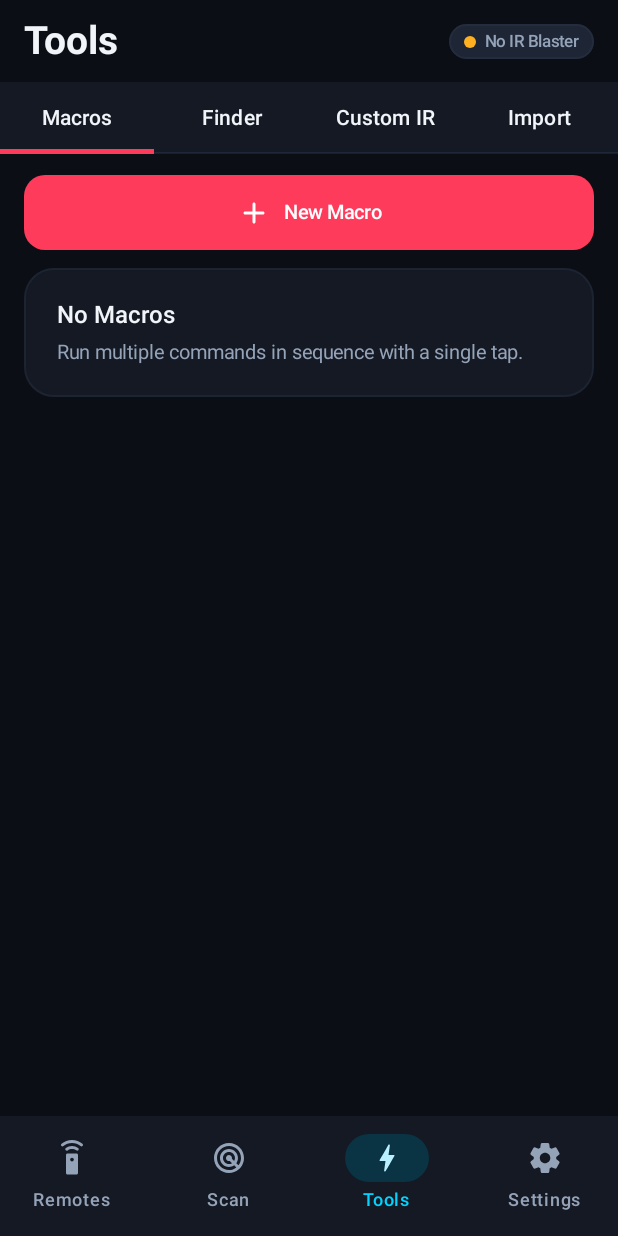
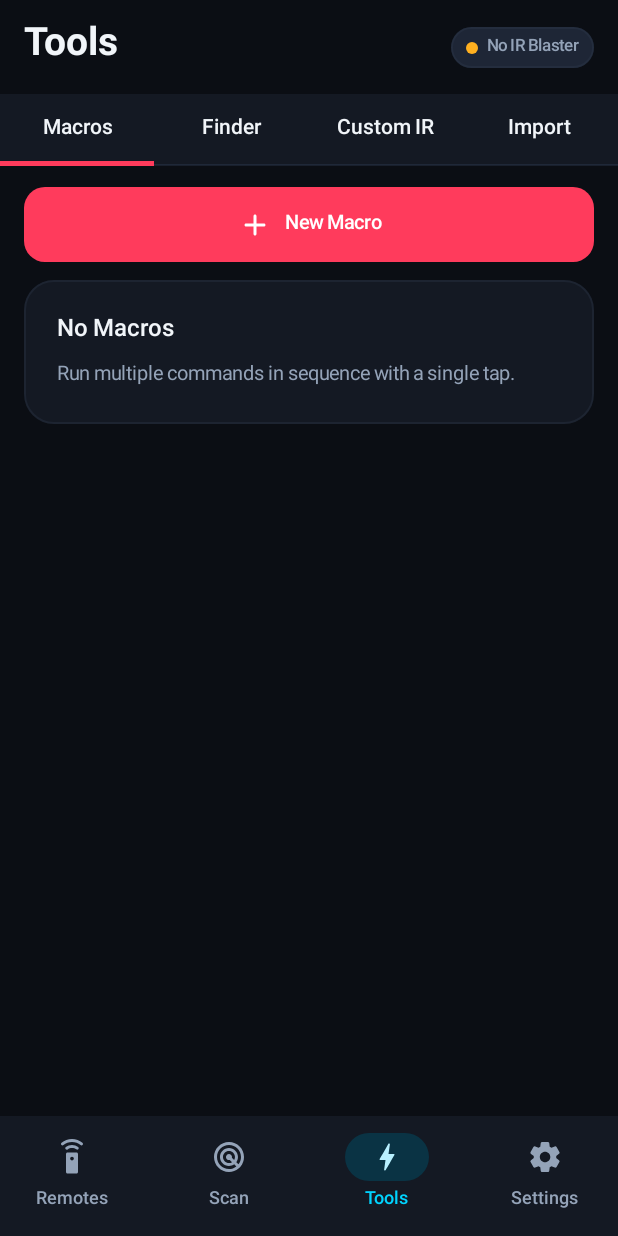
Before and after one commit to solom185/PulseIR, an Android app built with Jetpack Compose: the screen it shows after launch (MainActivity), item 3 of the bottom bar chosen, on a phone screen of 412 x 824 dp. Run offline under Robolectric (Android 15) with nearby library versions, the phone set to English and light mode, and no system bars; network calls fail.

Commit message:
Add TheYearofHandicrafts full font family and v1.1.0 polish fixes

```diff
--- a/app/src/main/AndroidManifest.xml
+++ b/app/src/main/AndroidManifest.xml
@@ -20,13 +20,13 @@
         android:label="@string/app_name"
         android:roundIcon="@mipmap/ic_launcher_round"
         android:supportsRtl="true"
-        android:theme="@style/Theme.PulseIR"
-        android:windowSoftInputMode="adjustResize">
+        android:theme="@style/Theme.PulseIR">
 
         <activity
             android:name=".MainActivity"
             android:exported="true"
-            android:launchMode="singleTop">
+            android:launchMode="singleTop"
+            android:windowSoftInputMode="adjustResize">
             <intent-filter>
                 <action android:name="android.intent.action.MAIN" />
                 <category android:name="android.intent.category.LAUNCHER" />
--- a/app/src/main/java/com/pulseir/remote/data/CatalogRepository.kt
+++ b/app/src/main/java/com/pulseir/remote/data/CatalogRepository.kt
@@ -35,11 +35,18 @@ class CatalogRepository(context: Context) {
                 appContext.getDatabasePath("pulseir_catalog_v1.db").delete()
                 dbFile.parentFile?.mkdirs()
                 val tmp = File(dbFile.parentFile, "$DB_FILENAME.tmp")
-                val assetStream = runCatching {
-                    GZIPInputStream(BufferedInputStream(appContext.assets.open(ASSET_DB_GZ_NAME), 64 * 1024))
+                val rawStream = runCatching {
+                    appContext.assets.open(ASSET_DB_GZ_NAME)
                 }.getOrElse {
                     appContext.assets.open(ASSET_DB_NAME)
                 }
+                val buffered = BufferedInputStream(rawStream, 64 * 1024)
+                buffered.mark(2)
+                val b0 = buffered.read()
+                val b1 = buffered.read()
+                buffered.reset()
+                val isGzip = (b0 == 0x1F && b1 == 0x8B)
+                val assetStream = if (isGzip) GZIPInputStream(buffered) else buffered
                 assetStream.use { assetIn ->
                     FileOutputStream(tmp).use { out ->
                         assetIn.copyTo(out, bufferSize = 64 * 1024)
--- a/app/src/main/java/com/pulseir/remote/ui/screens/HomeScreen.kt
+++ b/app/src/main/java/com/pulseir/remote/ui/screens/HomeScreen.kt
@@ -111,7 +111,7 @@ fun HomeScreen(
     var showNewCustomDialog by remember { mutableStateOf(false) }
     var editingDevice by remember { mutableStateOf<SavedDevice?>(null) }
     var runningMacroId by remember { mutableStateOf<String?>(null) }
-    var catalogStats by remember { mutableStateOf(1952 to 35927) }
+    var catalogStats by remember { mutableStateOf(6031 to 182000) }
 
     LaunchedEffect(Unit) {
         runCatching { catalogStats = catalogRepository.getCatalogStats() }
@@ -340,13 +340,16 @@ fun HomeScreen(
                                         if (runningMacroId != null) return@QuickMacroChip
                                         scope.launch(Dispatchers.IO) {
                                             runningMacroId = macro.id
-                                            for (step in macro.steps) {
-                                                when (step) {
-                                                    is MacroStep.SendIr -> irTransmitter.transmitBlocking(step.signal, step.label, performHaptic = true)
-                                                    is MacroStep.Delay -> delay(step.delayMs)
+                                            try {
+                                                for (step in macro.steps) {
+                                                    when (step) {
+                                                        is MacroStep.SendIr -> irTransmitter.transmitBlocking(step.signal, step.label, performHaptic = true)
+                                                        is MacroStep.Delay -> delay(step.delayMs)
+                                                    }
                                                 }
+                                            } finally {
+                                                runningMacroId = null
                                             }
-                                            runningMacroId = null
                                         }
                                     },
                                 )
--- a/app/src/main/java/com/pulseir/remote/ui/screens/SettingsScreen.kt
+++ b/app/src/main/java/com/pulseir/remote/ui/screens/SettingsScreen.kt
@@ -53,6 +53,7 @@ import androidx.compose.ui.graphics.vector.ImageVector
 import androidx.compose.ui.platform.LocalContext
 import androidx.compose.ui.res.stringResource
 import androidx.compose.ui.unit.dp
+import com.pulseir.remote.BuildConfig
 import com.pulseir.remote.R
 import com.pulseir.remote.data.AppLanguage
 import com.pulseir.remote.data.AppPreferences
@@ -343,14 +344,25 @@ fun SettingsScreen(
         item {
             SettingsCard(title = stringResource(R.string.settings_about), icon = Icons.Rounded.Info) {
                 Row(
+                    modifier = Modifier.fillMaxWidth(),
+                    horizontalArrangement = Arrangement.SpaceBetween,
                     verticalAlignment = Alignment.CenterVertically,
-                    horizontalArrangement = Arrangement.spacedBy(8.dp),
                 ) {
-                    Icon(Icons.Rounded.WifiOff, contentDescription = null, tint = PulseColors.Emerald, modifier = Modifier.size(18.dp))
+                    Row(
+                        verticalAlignment = Alignment.CenterVertically,
+                        horizontalArrangement = Arrangement.spacedBy(8.dp),
+                    ) {
+                        Icon(Icons.Rounded.WifiOff, contentDescription = null, tint = PulseColors.Emerald, modifier = Modifier.size(18.dp))
+                        Text(
+                            text = stringResource(R.string.zero_internet_badge),
+                            style = MaterialTheme.typography.labelLarge,
+                            color = PulseColors.Emerald,
+                        )
+                    }
                     Text(
-                        text = stringResource(R.string.zero_internet_badge),
-                        style = MaterialTheme.typography.labelLarge,
-                        color = PulseColors.Emerald,
+                        text = "${stringResource(R.string.app_name)} v${BuildConfig.VERSION_NAME}",
+                        style = MaterialTheme.typography.labelSmall,
+                        color = MaterialTheme.colorScheme.onSurfaceVariant,
                     )
                 }
                 Text(
--- a/app/src/main/java/com/pulseir/remote/ui/theme/Theme.kt
+++ b/app/src/main/java/com/pulseir/remote/ui/theme/Theme.kt
@@ -11,10 +11,14 @@ import androidx.compose.material3.lightColorScheme
 import androidx.compose.runtime.Composable
 import androidx.compose.ui.graphics.Color
 import androidx.compose.ui.platform.LocalContext
+import androidx.compose.ui.text.PlatformTextStyle
 import androidx.compose.ui.text.TextStyle
+import androidx.compose.ui.text.font.Font
 import androidx.compose.ui.text.font.FontFamily
 import androidx.compose.ui.text.font.FontWeight
+import androidx.compose.ui.text.style.LineHeightStyle
 import androidx.compose.ui.unit.sp
+import com.pulseir.remote.R
 import com.pulseir.remote.data.ThemeMode
 
 object PulseColors {
@@ -93,49 +97,50 @@ private val CrispLightScheme = lightColorScheme(
     outlineVariant = Color(0xFFE2E8F0),
 )
 
+val PulseFontFamily = FontFamily(
+    Font(R.font.year_of_handicrafts_regular, FontWeight.Normal),
+    Font(R.font.year_of_handicrafts_medium, FontWeight.Medium),
+    Font(R.font.year_of_handicrafts_semibold, FontWeight.SemiBold),
+    Font(R.font.year_of_handicrafts_bold, FontWeight.Bold),
+    Font(R.font.year_of_handicrafts_black, FontWeight.ExtraBold),
+    Font(R.font.year_of_handicrafts_black, FontWeight.Black),
+)
+
+private val PulsePlatformStyle = PlatformTextStyle(includeFontPadding = false)
+private val PulseLineHeightStyle = LineHeightStyle(
+    alignment = LineHeightStyle.Alignment.Center,
+    trim = LineHeightStyle.Trim.None,
+)
+
+private fun pulseStyle(
+    weight: FontWeight,
+    sizeSp: Int,
+    lineHeightSp: Int,
+): TextStyle = TextStyle(
+    fontFamily = PulseFontFamily,
+    fontWeight = weight,
+    fontSize = sizeSp.sp,
+    lineHeight = lineHeightSp.sp,
+    platformStyle = PulsePlatformStyle,
+    lineHeightStyle = PulseLineHeightStyle,
+)
+
 val PulseTypography = Typography(
-    headlineMedium = TextStyle(
-        fontFamily = FontFamily.SansSerif,
-        fontWeight = FontWeight.Bold,
-        fontSize = 26.sp,
-        lineHeight = 32.sp,
-    ),
-    titleLarge = TextStyle(
-        fontFamily = FontFamily.SansSerif,
-        fontWeight = FontWeight.Bold,
-        fontSize = 20.sp,
-        lineHeight = 26.sp,
-    ),
-    titleMedium = TextStyle(
-        fontFamily = FontFamily.SansSerif,
-        fontWeight = FontWeight.SemiBold,
-        fontSize = 16.sp,
-        lineHeight = 22.sp,
-    ),
-    bodyLarge = TextStyle(
-        fontFamily = FontFamily.SansSerif,
-        fontWeight = FontWeight.Normal,
-        fontSize = 15.sp,
-        lineHeight = 22.sp,
-    ),
-    bodyMedium = TextStyle(
-        fontFamily = FontFamily.SansSerif,
-        fontWeight = FontWeight.Normal,
-        fontSize = 13.sp,
-        lineHeight = 18.sp,
-    ),
-    labelLarge = TextStyle(
-        fontFamily = FontFamily.SansSerif,
-        fontWeight = FontWeight.SemiBold,
-        fontSize = 13.sp,
-        lineHeight = 18.sp,
-    ),
-    labelSmall = TextStyle(
-        fontFamily = FontFamily.SansSerif,
-        fontWeight = FontWeight.Medium,
-        fontSize = 11.sp,
-        lineHeight = 14.sp,
-    ),
+    displayLarge = pulseStyle(FontWeight.Black, 48, 58),
+    displayMedium = pulseStyle(FontWeight.Black, 38, 48),
+    displaySmall = pulseStyle(FontWeight.Bold, 32, 42),
+    headlineLarge = pulseStyle(FontWeight.Bold, 30, 40),
+    headlineMedium = pulseStyle(FontWeight.Bold, 26, 36),
+    headlineSmall = pulseStyle(FontWeight.Bold, 22, 30),
+    titleLarge = pulseStyle(FontWeight.Bold, 20, 28),
+    titleMedium = pulseStyle(FontWeight.SemiBold, 16, 24),
+    titleSmall = pulseStyle(FontWeight.SemiBold, 14, 20),
+    bodyLarge = pulseStyle(FontWeight.Normal, 15, 24),
+    bodyMedium = pulseStyle(FontWeight.Normal, 13, 20),
+    bodySmall = pulseStyle(FontWeight.Normal, 12, 18),
+    labelLarge = pulseStyle(FontWeight.SemiBold, 13, 19),
+    labelMedium = pulseStyle(FontWeight.Medium, 12, 17),
+    labelSmall = pulseStyle(FontWeight.Medium, 11, 16),
 )
 
 @Composable
--- a/app/src/main/java/com/pulseir/remote/widget/WidgetConfigureActivity.kt
+++ b/app/src/main/java/com/pulseir/remote/widget/WidgetConfigureActivity.kt
@@ -1,6 +1,7 @@
 package com.pulseir.remote.widget
 
 import android.appwidget.AppWidgetManager
+import android.content.Context
 import android.content.Intent
 import android.os.Bundle
 import androidx.activity.ComponentActivity
@@ -32,13 +33,21 @@ import androidx.compose.ui.Alignment
 import androidx.compose.ui.Modifier
 import androidx.compose.ui.res.stringResource
 import androidx.compose.ui.unit.dp
+import com.pulseir.remote.MainActivity
 import com.pulseir.remote.PulseIRApplication
 import com.pulseir.remote.R
+import com.pulseir.remote.data.AppPreferences
 import com.pulseir.remote.ui.components.categoryAccentColor
 import com.pulseir.remote.ui.components.categoryIcon
 import com.pulseir.remote.ui.theme.PulseIRTheme
 
 class WidgetConfigureActivity : ComponentActivity() {
+    override fun attachBaseContext(newBase: Context) {
+        val prefs = AppPreferences(newBase)
+        val lang = prefs.settings.value.language
+        super.attachBaseContext(MainActivity.wrapLocaleContext(newBase, lang))
+    }
+
     @OptIn(ExperimentalMaterial3Api::class)
     override fun onCreate(savedInstanceState: Bundle?) {
         super.onCreate(savedInstanceState)
```
Also changed, not shown: app/src/main/res/font/year_of_handicrafts_black.otf (added), app/src/main/res/font/year_of_handicrafts_bold.otf (added), app/src/main/res/font/year_of_handicrafts_medium.otf (added), app/src/main/res/font/year_of_handicrafts_regular.otf (added), app/src/main/res/font/year_of_handicrafts_semibold.otf (added).
